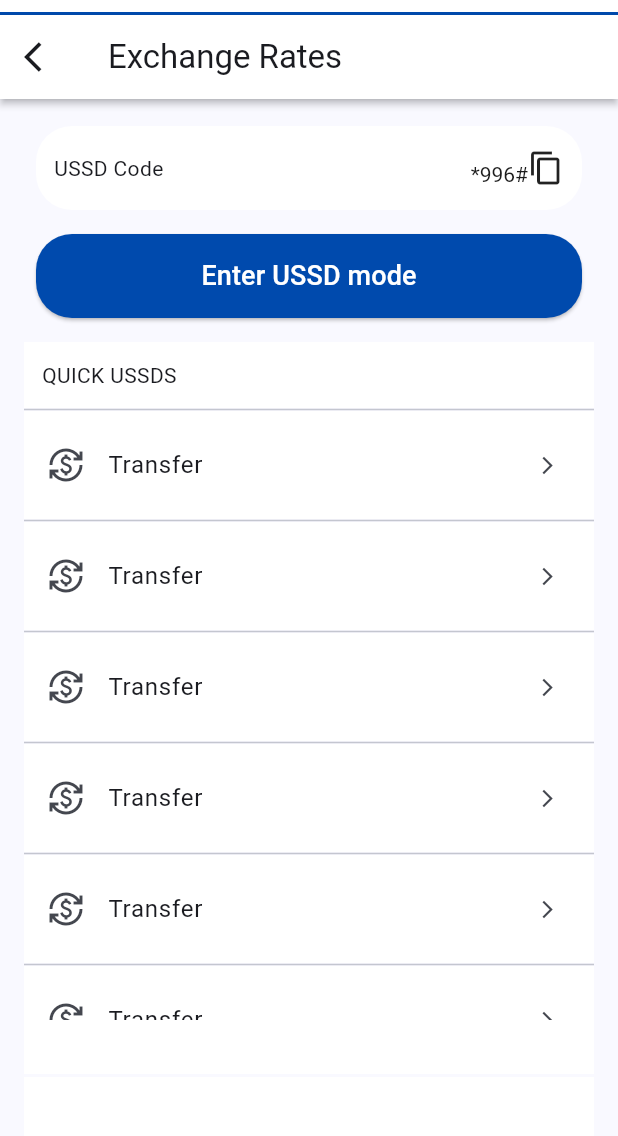
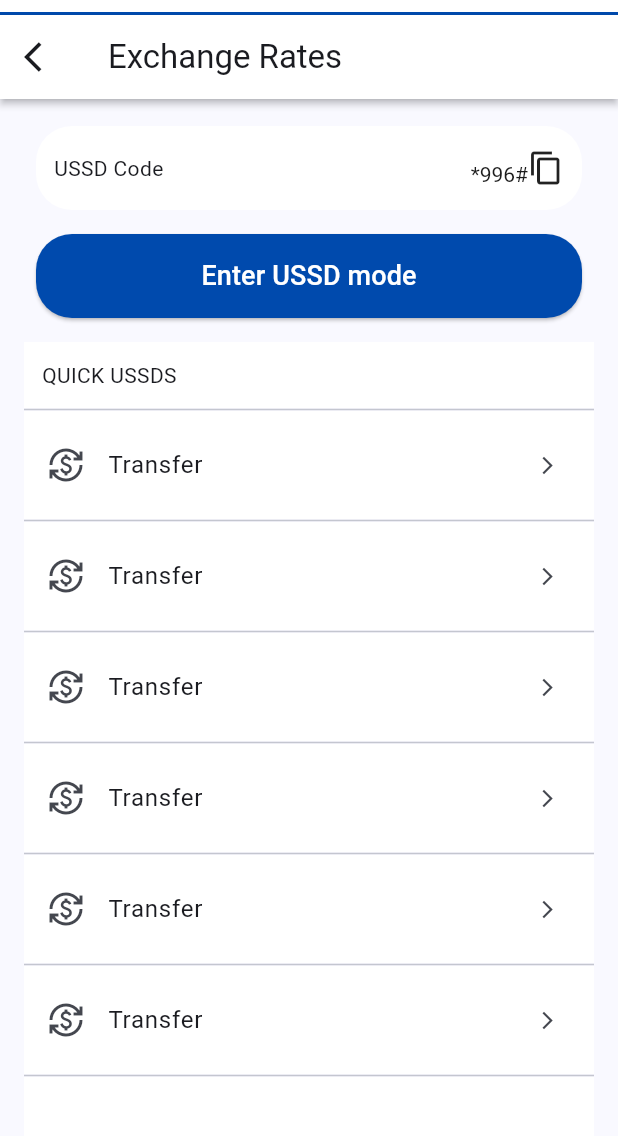
Before and after one commit to fikireab-m/amole-lite-clone, a Flutter app: the USSD screen opened by its route, on a phone screen of 412 x 824 dp, the part 84-1220 px from its top. Run offline on Flutter 3.47's test engine with Material 3 defaults, Android fonts, the phone set to English and light mode, and no system bars; missing offline and left inert: country_flags.

Commit message:
style fix

```diff
--- a/lib/screens/exchange/exchange_rate.dart
+++ b/lib/screens/exchange/exchange_rate.dart
@@ -11,9 +11,9 @@ class ExchageRate extends StatelessWidget {
     final sc = MediaQuery.of(context).size;
     return PageLayout(
       child: SizedBox(
-        height: sc.height - 200,
+        height: sc.height - 160,
         child: Padding(
-          padding: const EdgeInsets.only(top: 16.0, bottom: 4.0),
+          padding: const EdgeInsets.only(top: 16.0),
           child: ListView.builder(
             scrollDirection: Axis.vertical,
             itemBuilder: (context, i) {
--- a/lib/screens/ussd/ussd.dart
+++ b/lib/screens/ussd/ussd.dart
@@ -12,9 +12,9 @@ class USSD extends StatelessWidget {
     final sc = MediaQuery.of(context).size;
     return PageLayout(
       child: SizedBox(
-        height: sc.height - 200,
+        height: sc.height - 160,
         child: Padding(
-          padding: const EdgeInsets.only(top: 16.0, bottom: 4.0),
+          padding: const EdgeInsets.only(top: 16.0),
           child: ListView.separated(
             scrollDirection: Axis.vertical,
             itemBuilder: (context, i) {
```
